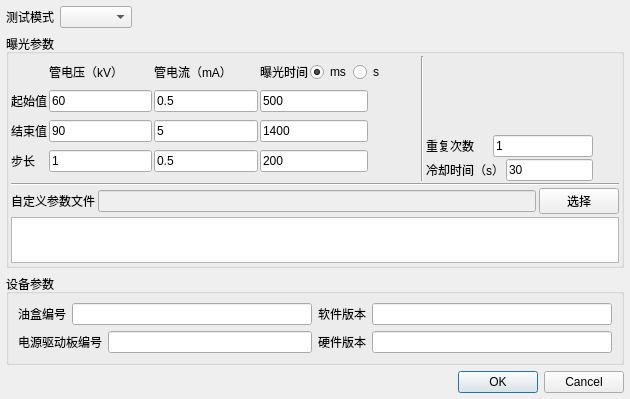
Before: the Qt Designer form test_param_settings.ui in curious-heart/X-exposer-tool, drawn with Qt 5.
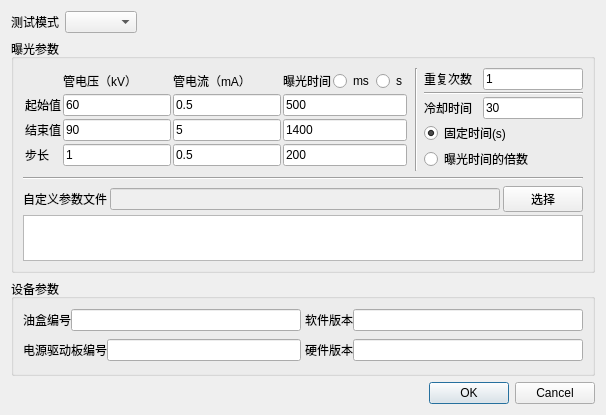
After: the same form once the commit is applied.

Commit message: Add alternative cool duration setting: times of expo_dura. Just compiled, not test yet...

The edit to the form file:
```diff
--- a/test_param_settings.ui
+++ b/test_param_settings.ui
@@ -6,8 +6,8 @@
    <rect>
     <x>0</x>
     <y>0</y>
-    <width>630</width>
-    <height>399</height>
+    <width>606</width>
+    <height>415</height>
    </rect>
   </property>
   <property name="sizePolicy">
@@ -20,20 +20,8 @@
    <string>Dialog</string>
   </property>
   <layout class="QVBoxLayout" name="verticalLayout_4">
-   <property name="spacing">
-    <number>6</number>
-   </property>
-   <property name="leftMargin">
-    <number>6</number>
-   </property>
-   <property name="topMargin">
-    <number>6</number>
-   </property>
-   <property name="rightMargin">
-    <number>6</number>
-   </property>
-   <property name="bottomMargin">
-    <number>6</number>
+   <property name="sizeConstraint">
+    <enum>QLayout::SetMinimumSize</enum>
    </property>
    <item>
     <layout class="QHBoxLayout" name="horizontalLayout">
@@ -74,28 +62,25 @@
       <string>曝光参数</string>
      </property>
      <layout class="QVBoxLayout" name="verticalLayout_3">
-      <property name="spacing">
-       <number>2</number>
-      </property>
-      <property name="leftMargin">
-       <number>2</number>
-      </property>
-      <property name="topMargin">
-       <number>2</number>
-      </property>
-      <property name="rightMargin">
-       <number>2</number>
-      </property>
-      <property name="bottomMargin">
-       <number>2</number>
-      </property>
       <item>
        <layout class="QHBoxLayout" name="horizontalLayout_8">
-        <property name="spacing">
-         <number>2</number>
-        </property>
         <item>
-         <layout class="QGridLayout" name="gridLayout" rowminimumheight="1,1,1,1">
+         <layout class="QGridLayout" name="gridLayout" rowminimumheight="0,0,0,0">
+          <property name="sizeConstraint">
+           <enum>QLayout::SetMinimumSize</enum>
+          </property>
+          <property name="leftMargin">
+           <number>2</number>
+          </property>
+          <property name="topMargin">
+           <number>2</number>
+          </property>
+          <property name="rightMargin">
+           <number>2</number>
+          </property>
+          <property name="bottomMargin">
+           <number>2</number>
+          </property>
           <property name="spacing">
            <number>2</number>
           </property>
@@ -139,19 +124,6 @@
               </property>
              </widget>
             </item>
-            <item>
-             <spacer name="horizontalSpacer_6">
-              <property name="orientation">
-               <enum>Qt::Horizontal</enum>
-              </property>
-              <property name="sizeHint" stdset="0">
-               <size>
-                <width>40</width>
-                <height>20</height>
-               </size>
-              </property>
-             </spacer>
-            </item>
            </layout>
           </item>
           <item row="1" column="0">
@@ -184,19 +156,6 @@
               </property>
              </widget>
             </item>
-            <item>
-             <spacer name="horizontalSpacer_2">
-              <property name="orientation">
-               <enum>Qt::Horizontal</enum>
-              </property>
-              <property name="sizeHint" stdset="0">
-               <size>
-                <width>40</width>
-                <height>20</height>
-               </size>
-              </property>
-             </spacer>
-            </item>
            </layout>
           </item>
           <item row="2" column="0">
@@ -229,19 +188,6 @@
               </property>
              </widget>
             </item>
-            <item>
-             <spacer name="horizontalSpacer_3">
-              <property name="orientation">
-               <enum>Qt::Horizontal</enum>
-              </property>
-              <property name="sizeHint" stdset="0">
-               <size>
-                <width>40</width>
-                <height>20</height>
-               </size>
-              </property>
-             </spacer>
-            </item>
            </layout>
           </item>
           <item row="3" column="0">
@@ -277,19 +223,6 @@
               </property>
              </widget>
             </item>
-            <item>
-             <spacer name="horizontalSpacer_4">
-              <property name="orientation">
-               <enum>Qt::Horizontal</enum>
-              </property>
-              <property name="sizeHint" stdset="0">
-               <size>
-                <width>40</width>
-                <height>20</height>
-               </size>
-              </property>
-             </spacer>
-            </item>
            </layout>
           </item>
          </layout>
@@ -303,19 +236,9 @@
         </item>
         <item>
          <layout class="QVBoxLayout" name="verticalLayout">
-          <item>
-           <spacer name="verticalSpacer">
-            <property name="orientation">
-             <enum>Qt::Vertical</enum>
-            </property>
-            <property name="sizeHint" stdset="0">
-             <size>
-              <width>20</width>
-              <height>40</height>
-             </size>
-            </property>
-           </spacer>
-          </item>
+          <property name="spacing">
+           <number>2</number>
+          </property>
           <item>
            <layout class="QHBoxLayout" name="horizontalLayout_6">
             <item>
@@ -340,12 +263,19 @@
             </item>
            </layout>
           </item>
+          <item>
+           <widget class="Line" name="line_3">
+            <property name="orientation">
+             <enum>Qt::Horizontal</enum>
+            </property>
+           </widget>
+          </item>
           <item>
            <layout class="QHBoxLayout" name="horizontalLayout_7">
             <item>
              <widget class="QLabel" name="coolDuraLbl">
               <property name="text">
-               <string>冷却时间（s）</string>
+               <string>冷却时间</string>
               </property>
              </widget>
             </item>
@@ -364,21 +294,25 @@
             </item>
            </layout>
           </item>
+          <item>
+           <widget class="QRadioButton" name="fixedCoolDuraRButton">
+            <property name="text">
+             <string>固定时间(s)</string>
+            </property>
+            <property name="checked">
+             <bool>true</bool>
+            </property>
+           </widget>
+          </item>
+          <item>
+           <widget class="QRadioButton" name="timesCoolDuraRButton">
+            <property name="text">
+             <string>曝光时间的倍数</string>
+            </property>
+           </widget>
+          </item>
          </layout>
         </item>
-        <item>
-         <spacer name="horizontalSpacer_5">
-          <property name="orientation">
-           <enum>Qt::Horizontal</enum>
-          </property>
-          <property name="sizeHint" stdset="0">
-           <size>
-            <width>40</width>
-            <height>20</height>
-           </size>
-          </property>
-         </spacer>
-        </item>
        </layout>
       </item>
       <item>
@@ -445,6 +379,21 @@
       <string>设备参数</string>
      </property>
      <layout class="QGridLayout" name="gridLayout_2">
+      <property name="sizeConstraint">
+       <enum>QLayout::SetMinimumSize</enum>
+      </property>
+      <property name="topMargin">
+       <number>4</number>
+      </property>
+      <property name="bottomMargin">
+       <number>4</number>
+      </property>
+      <property name="horizontalSpacing">
+       <number>4</number>
+      </property>
+      <property name="verticalSpacing">
+       <number>2</number>
+      </property>
       <item row="0" column="0">
        <layout class="QHBoxLayout" name="horizontalLayout_2">
         <item>
```
The commit also changes 4 other files.
